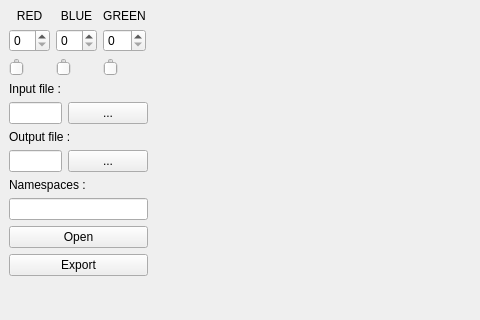
This is CrossDCC/ui/basicsUI.ui in Acedyn/PipelineToolForDCC as Qt 5 draws it before an edit; both pictures show x 0 to 480 and y 0 to 320 of the 750 by 644 pixel window. The edited form follows.
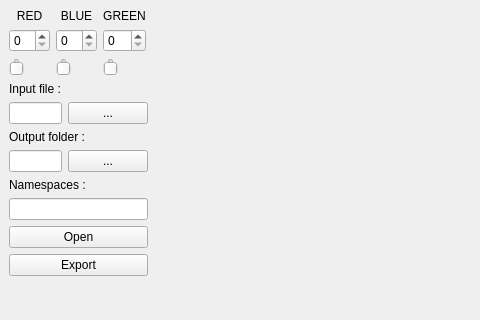
This is the edited form.

Commit message: style(openWindow.py): Set the output dialog to choose folder

The edit to the form file:
```diff
--- a/CrossDCC/ui/basicsUI.ui
+++ b/CrossDCC/ui/basicsUI.ui
@@ -123,7 +123,7 @@
     <item>
      <widget class="QLabel" name="exporLabel">
       <property name="text">
-       <string>Output file :</string>
+       <string>Output folder :</string>
       </property>
      </widget>
     </item>
```
The commit also changes 1 other file.
